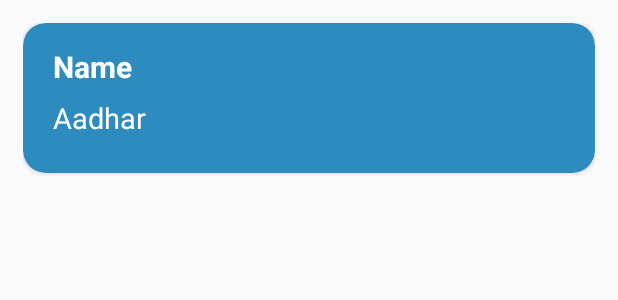
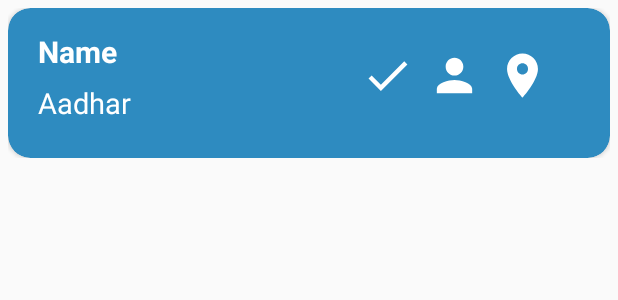
Before and after one commit to Mayuresh02/Annapurnata, an Android app: the layout donor_recycler_layout.xml on its own in the app's theme, with its tools: preview values and no code run, on a phone screen of 412 x 824 dp. Shown: the top 300 px of the screen. Run offline under Robolectric (Android 15) with nearby library versions, the phone set to English and light mode, and no system bars.

Commit message:
Updated Code

```diff
--- a/app/src/main/AndroidManifest.xml
+++ b/app/src/main/AndroidManifest.xml
@@ -3,8 +3,8 @@
     xmlns:tools="http://schemas.android.com/tools">
 
     <uses-permission android:name="android.permission.INTERNET" />
+    <uses-permission android:name="android.permission.ACCESS_FINE_LOCATION" />
     <uses-permission android:name="android.permission.ACCESS_COARSE_LOCATION" />
-    <uses-permission android:name="android.permission.ACCESS_FINE_LOCATION" />
 
     <application
         android:allowBackup="true"
--- a/app/src/main/java/com/mayuresh/annapurnata/Activity/HomeActivity.java
+++ b/app/src/main/java/com/mayuresh/annapurnata/Activity/HomeActivity.java
@@ -1,6 +1,5 @@
 package com.mayuresh.annapurnata.Activity;
 
-import android.annotation.SuppressLint;
 import android.content.Intent;
 import android.os.Bundle;
 import android.view.View;
@@ -20,7 +19,6 @@ public class HomeActivity extends AppCompatActivity {
     Button logout;
     private boolean doubleBackToExitPressedOnce = false;
 
-    @SuppressLint("MissingInflatedId")
     @Override
     protected void onCreate(Bundle savedInstanceState) {
         super.onCreate(savedInstanceState);
--- a/app/src/main/java/com/mayuresh/annapurnata/Adapter/UserAdapter.java
+++ b/app/src/main/java/com/mayuresh/annapurnata/Adapter/UserAdapter.java
@@ -1,4 +1,5 @@
 package com.mayuresh.annapurnata.Adapter;
 
 public class UserAdapter {
+
 }
--- a/app/src/main/java/com/mayuresh/annapurnata/ModelClass/Donors.java
+++ b/app/src/main/java/com/mayuresh/annapurnata/ModelClass/Donors.java
@@ -7,6 +7,8 @@ public class Donors {
     public String aadhar;
     public String description;
     public String map;
+
+    public Donors() {}
     public Donors(String quantity, String phone, String aadhar, String description, String map) {
         this.quantity = quantity;
         this.phone = phone;
--- /dev/null
+++ b/app/src/main/res/drawable/contact.xml
@@ -0,0 +1,5 @@
+<vector android:height="24dp" android:tint="#FFFFFF"
+    android:viewportHeight="24" android:viewportWidth="24"
+    android:width="24dp" xmlns:android="http://schemas.android.com/apk/res/android">
+    <path android:fillColor="@android:color/white" android:pathData="M12,12c2.21,0 4,-1.79 4,-4s-1.79,-4 -4,-4 -4,1.79 -4,4 1.79,4 4,4zM12,14c-2.67,0 -8,1.34 -8,4v2h16v-2c0,-2.66 -5.33,-4 -8,-4z"/>
+</vector>
--- a/app/src/main/res/layout/activity_donation.xml
+++ b/app/src/main/res/layout/activity_donation.xml
@@ -82,9 +82,9 @@
         android:layout_marginTop="20dp"
         android:background="@drawable/inputshape"
         android:ems="10"
-        android:hint="Food Prepared On"
+        android:hint="Donor Name"
         android:importantForAutofill="no"
-        android:inputType="date"
+        android:inputType="text"
         android:padding="15dp"
         android:textColor="@color/white"
         app:layout_constraintEnd_toEndOf="parent"
--- a/app/src/main/res/layout/donor_recycler_layout.xml
+++ b/app/src/main/res/layout/donor_recycler_layout.xml
@@ -2,9 +2,9 @@
 <androidx.constraintlayout.widget.ConstraintLayout xmlns:android="http://schemas.android.com/apk/res/android"
     xmlns:tools="http://schemas.android.com/tools"
     android:layout_width="match_parent"
-    android:layout_height="match_parent"
+    android:layout_height="wrap_content"
     xmlns:app="http://schemas.android.com/apk/res-auto"
-    android:layout_margin="15dp">
+    android:layout_margin="5dp">
 
     <androidx.cardview.widget.CardView
         android:layout_width="match_parent"
@@ -15,7 +15,7 @@
 
 
         <TextView
-            android:id="@+id/textView4"
+            android:id="@+id/sName"
             android:layout_width="wrap_content"
             android:layout_height="wrap_content"
             android:text="Name"
@@ -27,7 +27,7 @@
             tools:ignore="HardcodedText" />
 
         <TextView
-            android:id="@+id/textView5"
+            android:id="@+id/sAadhar"
             android:layout_width="wrap_content"
             android:layout_height="wrap_content"
             android:text="Aadhar"
@@ -37,6 +37,32 @@
             android:textSize="19sp"
             tools:ignore="HardcodedText" />
 
+        <ImageView
+            android:id="@+id/sLocation"
+            android:layout_width="35dp"
+            android:layout_height="35dp"
+            android:layout_marginStart="325dp"
+            android:layout_marginTop="27dp"
+            app:srcCompat="@drawable/location"
+            tools:ignore="ContentDescription" />
+
+        <ImageView
+            android:id="@+id/sContact"
+            android:layout_width="35dp"
+            android:layout_height="35dp"
+            app:srcCompat="@drawable/contact"
+            android:layout_marginStart="280dp"
+            android:layout_marginTop="27dp"
+            tools:ignore="ContentDescription" />
+
+        <ImageView
+            android:id="@+id/sAccept"
+            android:layout_width="35dp"
+            android:layout_height="35dp"
+            android:layout_marginStart="235dp"
+            android:layout_marginTop="27dp"
+            app:srcCompat="@drawable/baseline_check_24"
+            tools:ignore="ContentDescription" />
 
     </androidx.cardview.widget.CardView>
 
```
Also changed, not shown: app/src/main/java/com/mayuresh/annapurnata/Activity/DonationActivity.java (+28 -10 lines), app/src/main/java/com/mayuresh/annapurnata/Activity/ReceiverActivity.java (+48 -0 lines), app/src/main/java/com/mayuresh/annapurnata/Adapter/DonorAdapter.java (added, +64 -0 lines), app/src/main/res/layout/activity_receiver.xml (+4 -3 lines).
